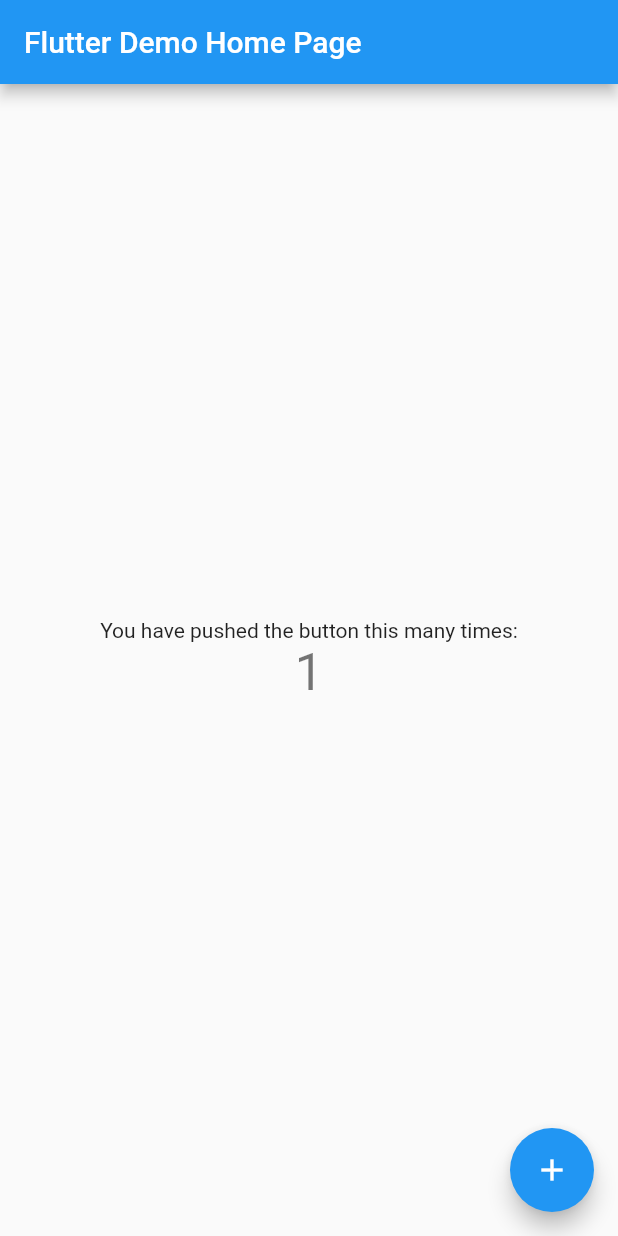
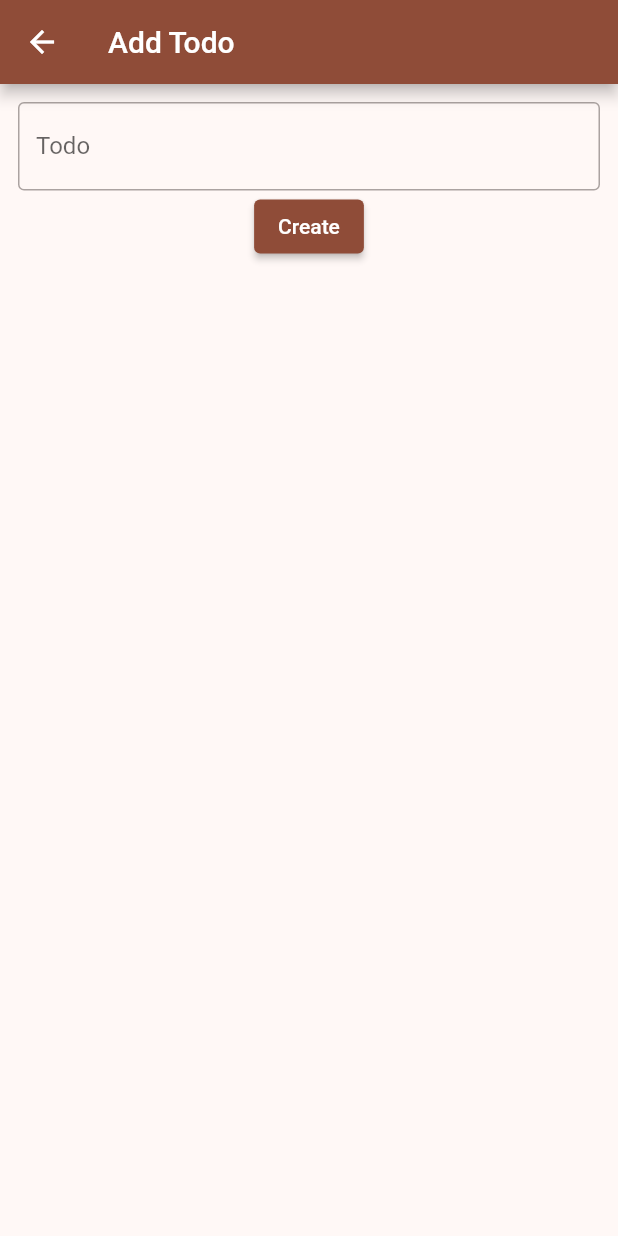
Before and after one commit to ketanvishwakarma/hey_mate, a Flutter app: the screen it shows after launch, after a tap on the "add" icon, on a phone screen of 412 x 824 dp. Run offline on Flutter 3.47's test engine with Material 2 defaults, Android fonts, the phone set to English and light mode, and no system bars.

Commit message:
Add: Basic UI

```diff
--- a/analysis_options.yaml
+++ b/analysis_options.yaml
@@ -2,3 +2,4 @@ include: package:very_good_analysis/analysis_options.yaml
 linter:
   rules:
     public_member_api_docs: false
+    prefer_int_literals: false
--- /dev/null
+++ b/lib/app/app.dart
@@ -0,0 +1,17 @@
+import 'package:flutter/material.dart';
+import 'package:todo/config/theme/app_theme.dart';
+import 'package:todo/features/todo/presentation/list/todo_list_screen.dart';
+
+class App extends StatelessWidget {
+  const App({super.key});
+
+  @override
+  Widget build(BuildContext context) {
+    return MaterialApp(
+      title: 'Todo',
+      theme: AppTheme.lightTheme,
+      darkTheme: AppTheme.darkTheme,
+      home: const TodoListScreen(),
+    );
+  }
+}
--- /dev/null
+++ b/lib/common_widgets/gap.dart
@@ -0,0 +1,20 @@
+import 'package:flutter/material.dart';
+import 'package:todo/constants/size_constants.dart';
+
+class Gap extends StatelessWidget {
+  const Gap({
+    super.key,
+    this.height = SizeConstants.bodyPadding,
+    this.width = SizeConstants.bodyPadding,
+  });
+  final double height;
+  final double width;
+
+  @override
+  Widget build(BuildContext context) {
+    return SizedBox(
+      height: height,
+      width: width,
+    );
+  }
+}
--- /dev/null
+++ b/lib/config/theme/app_theme.dart
@@ -0,0 +1,32 @@
+import 'package:flutter/material.dart';
+
+class AppTheme {
+  const AppTheme._();
+
+  static final lightTheme = _buildThemeFromColorScheme(
+    ColorScheme.fromSeed(
+      seedColor: const Color(0xFFFF5722),
+    ),
+  );
+
+  static final darkTheme = _buildThemeFromColorScheme(
+    ColorScheme.fromSeed(
+      seedColor: const Color(0xFFFF5722),
+      brightness: Brightness.dark,
+    ),
+  );
+
+  static ThemeData _buildThemeFromColorScheme(ColorScheme colorScheme) {
+    return ThemeData.from(
+      colorScheme: colorScheme,
+    ).copyWith(
+      cardTheme: CardTheme(
+        elevation: 8,
+        shadowColor: Colors.black26,
+        shape: RoundedRectangleBorder(
+          borderRadius: BorderRadius.circular(12),
+        ),
+      ),
+    );
+  }
+}
--- /dev/null
+++ b/lib/constants/size_constants.dart
@@ -0,0 +1,5 @@
+class SizeConstants {
+  const SizeConstants._();
+
+  static const double bodyPadding = 12.0;
+}
--- /dev/null
+++ b/lib/features/todo/presentation/add/add_todo_screen.dart
@@ -0,0 +1,31 @@
+import 'package:flutter/material.dart';
+
+class AddTodoScreen extends StatelessWidget {
+  const AddTodoScreen({super.key});
+
+  @override
+  Widget build(BuildContext context) {
+    return Scaffold(
+      appBar: AppBar(
+        title: const Text('Add Todo'),
+      ),
+      body: Padding(
+        padding: const EdgeInsets.all(12),
+        child: Column(
+          children: [
+            const TextField(
+              decoration: InputDecoration(
+                border: OutlineInputBorder(),
+                labelText: 'Todo',
+              ),
+            ),
+            ElevatedButton(
+              onPressed: () {},
+              child: const Text('Create'),
+            )
+          ],
+        ),
+      ),
+    );
+  }
+}
--- /dev/null
+++ b/lib/features/todo/presentation/list/todo_list_screen.dart
@@ -0,0 +1,238 @@
+import 'package:flutter/material.dart';
+import 'package:todo/common_widgets/gap.dart';
+import 'package:todo/constants/size_constants.dart';
+import 'package:todo/features/todo/presentation/add/add_todo_screen.dart';
+
+class TodoListScreen extends StatelessWidget {
+  const TodoListScreen({super.key});
+
+  @override
+  Widget build(BuildContext context) {
+    return Scaffold(
+      appBar: AppBar(
+        title: const Text('Todo List'),
+        actions: [
+          IconButton(
+            icon: const Icon(Icons.list),
+            onPressed: () {
+              // TODO: Call bloc event to change the view
+            },
+          ),
+        ],
+      ),
+      body: const CustomScrollView(
+        slivers: [
+          BuildTodoList(),
+          SliverToBoxAdapter(
+            child: SizedBox(height: 80),
+          )
+        ],
+      ),
+      floatingActionButton: FloatingActionButton(
+        onPressed: () {
+          Navigator.push(
+            context,
+            MaterialPageRoute<dynamic>(
+              builder: (context) => const AddTodoScreen(),
+            ),
+          );
+        },
+        child: const Icon(Icons.add),
+      ),
+    );
+  }
+}
+
+// TODO: Make generlized widgets
+class BuildTodoList extends StatelessWidget {
+  const BuildTodoList({super.key});
+
+  final grid = false;
+
+  @override
+  Widget build(BuildContext context) {
+    if (grid) {
+      return SliverPadding(
+        padding: const EdgeInsets.all(SizeConstants.bodyPadding),
+        sliver: SliverGrid(
+          gridDelegate: const SliverGridDelegateWithMaxCrossAxisExtent(
+            maxCrossAxisExtent: 200,
+            mainAxisExtent: 230,
+            crossAxisSpacing: SizeConstants.bodyPadding,
+            mainAxisSpacing: SizeConstants.bodyPadding,
+          ),
+          delegate: SliverChildBuilderDelegate(
+            (context, index) {
+              return Card(
+                child: Padding(
+                  padding: const EdgeInsets.all(SizeConstants.bodyPadding),
+                  child: Column(
+                    mainAxisAlignment: MainAxisAlignment.spaceBetween,
+                    children: [
+                      Flexible(
+                        flex: 2,
+                        child: Column(
+                          mainAxisAlignment: MainAxisAlignment.spaceBetween,
+                          children: [
+                            Row(
+                              mainAxisAlignment: MainAxisAlignment.spaceBetween,
+                              children: [
+                                Flexible(
+                                  child: Text(
+                                    'Todo $index thi io sgiosfjio',
+                                    style:
+                                        Theme.of(context).textTheme.headline6,
+                                    overflow: TextOverflow.ellipsis,
+                                    maxLines: 1,
+                                  ),
+                                ),
+                                const Gap(),
+                                const Icon(Icons.circle_outlined),
+                              ],
+                            ),
+                            Text(
+                              'This is description of the todo, Which can be very longription of the todo, Which can be very longription of the todo, Which can be very longription of the todo, Which can be very longription of the todo, Which can be very long too.',
+                              style: Theme.of(context)
+                                  .textTheme
+                                  .bodyText1!
+                                  .copyWith(
+                                    fontWeight: FontWeight.normal,
+                                  ),
+                              overflow: TextOverflow.ellipsis,
+                              maxLines: 4,
+                            ),
+                          ],
+                        ),
+                      ),
+                      Flexible(
+                        flex: 2,
+                        child: Column(
+                          mainAxisSize: MainAxisSize.min,
+                          children: [
+                            Text(
+                              '10M : 00S',
+                              style: Theme.of(context).textTheme.subtitle1,
+                            ),
+                            const Gap(),
+                            ElevatedButton(
+                              onPressed: () => {},
+                              child: Row(
+                                mainAxisAlignment: MainAxisAlignment.center,
+                                children: const [
+                                  Text(
+                                    'Start',
+                                  ),
+                                  Icon(
+                                    Icons.play_arrow,
+                                  ),
+                                ],
+                              ),
+                            ),
+                          ],
+                        ),
+                      ),
+                    ],
+                  ),
+                ),
+              );
+            },
+            childCount: 30,
+          ),
+        ),
+      );
+    } else {
+      return SliverPadding(
+        padding: const EdgeInsets.all(SizeConstants.bodyPadding),
+        sliver: SliverGrid(
+          gridDelegate: const SliverGridDelegateWithFixedCrossAxisCount(
+            crossAxisCount: 1,
+            childAspectRatio: 2.2,
+            mainAxisSpacing: SizeConstants.bodyPadding,
+          ),
+          delegate: SliverChildBuilderDelegate(
+            (context, index) {
+              return Card(
+                child: Padding(
+                  padding: const EdgeInsets.all(SizeConstants.bodyPadding),
+                  child: Column(
+                    mainAxisAlignment: MainAxisAlignment.spaceBetween,
+                    children: [
+                      Flexible(
+                        flex: 2,
+                        child: Column(
+                          mainAxisAlignment: MainAxisAlignment.spaceBetween,
+                          children: [
+                            Row(
+                              mainAxisAlignment: MainAxisAlignment.spaceBetween,
+                              children: [
+                                Flexible(
+                                  child: Text(
+                                    'Todo $index thi io sgiosfjio',
+                                    style:
+                                        Theme.of(context).textTheme.headline6,
+                                    overflow: TextOverflow.ellipsis,
+                                    maxLines: 1,
+                                  ),
+                                ),
+                                const Gap(),
+                                const Icon(Icons.circle_outlined),
+                              ],
+                            ),
+                            Text(
+                              'This is description of the todo, Which can be very longription of the todo, Which can be very longription of the todo, Which can be very longription of the todo, Which can be very longription of the todo, Which can be very long too.',
+                              style: Theme.of(context)
+                                  .textTheme
+                                  .bodyText1!
+                                  .copyWith(
+                                    fontWeight: FontWeight.normal,
+                                  ),
+                              overflow: TextOverflow.ellipsis,
+                              maxLines: 2,
+                            ),
+                          ],
+                        ),
+                      ),
+                      Flexible(
+                        flex: 2,
+                        child: Row(
+                          mainAxisAlignment: MainAxisAlignment.spaceAround,
+                          children: [
+                            Text(
+                              '10M : 00S',
+                              style: Theme.of(context).textTheme.headline6,
+                            ),
+                            const SizedBox(
+                              height: 20,
+                              child: VerticalDivider(
+                                thickness: 2,
+                              ),
+                            ),
+                            ElevatedButton(
+                              onPressed: () => {},
+                              child: Row(
+                                mainAxisAlignment: MainAxisAlignment.center,
+                                children: const [
+                                  Text(
+                                    'Start',
+                                  ),
+                                  Icon(
+                                    Icons.play_arrow,
+                                  ),
+                                ],
+                              ),
+                            ),
+                          ],
+                        ),
+                      ),
+                    ],
+                  ),
+                ),
+              );
+            },
+            childCount: 30,
+          ),
+        ),
+      );
+    }
+  }
+}
--- a/lib/main.dart
+++ b/lib/main.dart
@@ -1,67 +1,6 @@
 import 'package:flutter/material.dart';
+import 'package:todo/app/app.dart';
 
 void main() {
-  runApp(const MyApp());
+  runApp(const App());
 }
-
-class MyApp extends StatelessWidget {
-  const MyApp({super.key});
-
-  @override
-  Widget build(BuildContext context) {
-    return MaterialApp(
-      title: 'Flutter Demo',
-      theme: ThemeData(
-        primarySwatch: Colors.blue,
-      ),
-      home: const MyHomePage(title: 'Flutter Demo Home Page'),
-    );
-  }
-}
-
-class MyHomePage extends StatefulWidget {
-  const MyHomePage({super.key, required this.title});
-
-  final String title;
-
-  @override
-  State<MyHomePage> createState() => _MyHomePageState();
-}
-
-class _MyHomePageState extends State<MyHomePage> {
-  int _counter = 0;
-
-  void _incrementCounter() {
-    setState(() {
-      _counter++;
-    });
-  }
-
-  @override
-  Widget build(BuildContext context) {
-    return Scaffold(
-      appBar: AppBar(
-        title: Text(widget.title),
-      ),
-      body: Center(
-        child: Column(
-          mainAxisAlignment: MainAxisAlignment.center,
-          children: <Widget>[
-            const Text(
-              'You have pushed the button this many times:',
-            ),
-            Text(
-              '$_counter',
-              style: Theme.of(context).textTheme.headline4,
-            ),
-          ],
-        ),
-      ),
-      floatingActionButton: FloatingActionButton(
-        onPressed: _incrementCounter,
-        tooltip: 'Increment',
-        child: const Icon(Icons.add),
-      ),
-    );
-  }
-}
```
Also changed, not shown: 1 other file.
